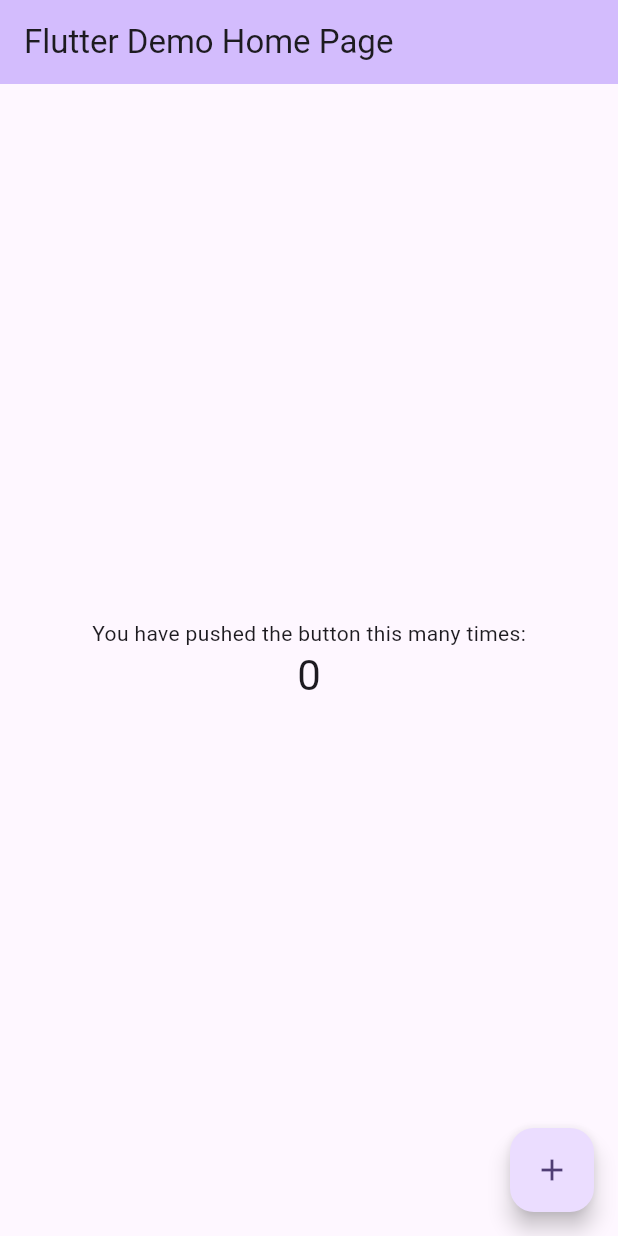
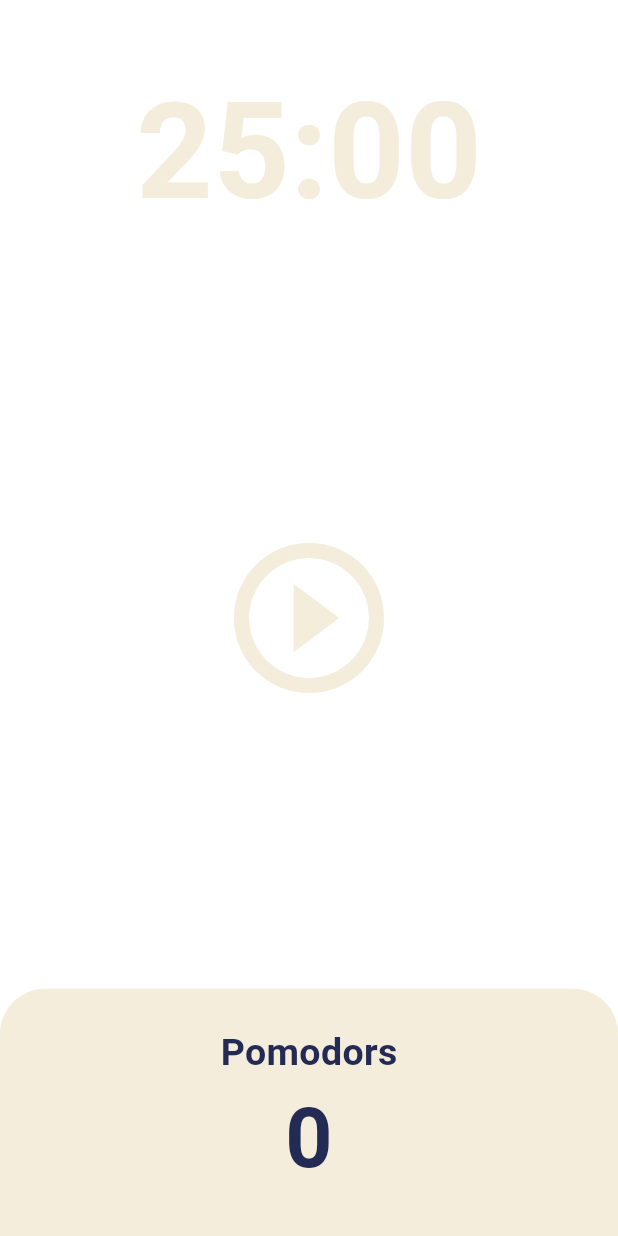
Before and after one commit to JH22222/flutter-study, a Flutter app: the screen it shows after launch, on a phone screen of 412 x 824 dp. Run offline on Flutter 3.47's test engine with Material 3 defaults, Android fonts, the phone set to English and light mode, and no system bars.

Commit message:
Practice UI handling

```diff
--- a/lib/main.dart
+++ b/lib/main.dart
@@ -1,125 +1,30 @@
 import 'package:flutter/material.dart';
+import 'package:pomodoro/screens/home_screen.dart';
 
 void main() {
-  runApp(const MyApp());
+  runApp(const App());
 }
 
-class MyApp extends StatelessWidget {
-  const MyApp({super.key});
+class App extends StatelessWidget {
+  const App({super.key});
 
-  // This widget is the root of your application.
   @override
   Widget build(BuildContext context) {
     return MaterialApp(
-      title: 'Flutter Demo',
       theme: ThemeData(
-        // This is the theme of your application.
-        //
-        // TRY THIS: Try running your application with "flutter run". You'll see
-        // the application has a purple toolbar. Then, without quitting the app,
-        // try changing the seedColor in the colorScheme below to Colors.green
-        // and then invoke "hot reload" (save your changes or press the "hot
-        // reload" button in a Flutter-supported IDE, or press "r" if you used
-        // the command line to start the app).
-        //
-        // Notice that the counter didn't reset back to zero; the application
-        // state is not lost during the reload. To reset the state, use hot
-        // restart instead.
-        //
-        // This works for code too, not just values: Most code changes can be
-        // tested with just a hot reload.
-        colorScheme: ColorScheme.fromSeed(seedColor: Colors.deepPurple),
-        useMaterial3: true,
+        colorScheme: ColorScheme.fromSwatch(
+          backgroundColor: const Color(0xFFE7626C),
+        ),
+        textTheme: const TextTheme(
+          displayLarge: TextStyle(
+            color: Color(0xFF232B55),
+          ),
+        ),
+        cardColor: const Color(0xFFF4EDDB),
       ),
-      home: const MyHomePage(title: 'Flutter Demo Home Page'),
+      home: const Scaffold(
+        body: HomeScreen(),
+      ),
     );
   }
 }
-
-class MyHomePage extends StatefulWidget {
-  const MyHomePage({super.key, required this.title});
-
-  // This widget is the home page of your application. It is stateful, meaning
-  // that it has a State object (defined below) that contains fields that affect
-  // how it looks.
-
-  // This class is the configuration for the state. It holds the values (in this
-  // case the title) provided by the parent (in this case the App widget) and
-  // used by the build method of the State. Fields in a Widget subclass are
-  // always marked "final".
-
-  final String title;
-
-  @override
-  State<MyHomePage> createState() => _MyHomePageState();
-}
-
-class _MyHomePageState extends State<MyHomePage> {
-  int _counter = 0;
-
-  void _incrementCounter() {
-    setState(() {
-      // This call to setState tells the Flutter framework that something has
-      // changed in this State, which causes it to rerun the build method below
-      // so that the display can reflect the updated values. If we changed
-      // _counter without calling setState(), then the build method would not be
-      // called again, and so nothing would appear to happen.
-      _counter++;
-    });
-  }
-
-  @override
-  Widget build(BuildContext context) {
-    // This method is rerun every time setState is called, for instance as done
-    // by the _incrementCounter method above.
-    //
-    // The Flutter framework has been optimized to make rerunning build methods
-    // fast, so that you can just rebuild anything that needs updating rather
-    // than having to individually change instances of widgets.
-    return Scaffold(
-      appBar: AppBar(
-        // TRY THIS: Try changing the color here to a specific color (to
-        // Colors.amber, perhaps?) and trigger a hot reload to see the AppBar
-        // change color while the other colors stay the same.
-        backgroundColor: Theme.of(context).colorScheme.inversePrimary,
-        // Here we take the value from the MyHomePage object that was created by
-        // the App.build method, and use it to set our appbar title.
-        title: Text(widget.title),
-      ),
-      body: Center(
-        // Center is a layout widget. It takes a single child and positions it
-        // in the middle of the parent.
-        child: Column(
-          // Column is also a layout widget. It takes a list of children and
-          // arranges them vertically. By default, it sizes itself to fit its
-          // children horizontally, and tries to be as tall as its parent.
-          //
-          // Column has various properties to control how it sizes itself and
-          // how it positions its children. Here we use mainAxisAlignment to
-          // center the children vertically; the main axis here is the vertical
-          // axis because Columns are vertical (the cross axis would be
-          // horizontal).
-          //
-          // TRY THIS: Invoke "debug painting" (choose the "Toggle Debug Paint"
-          // action in the IDE, or press "p" in the console), to see the
-          // wireframe for each widget.
-          mainAxisAlignment: MainAxisAlignment.center,
-          children: <Widget>[
-            const Text(
-              'You have pushed the button this many times:',
-            ),
-            Text(
-              '$_counter',
-              style: Theme.of(context).textTheme.headlineMedium,
-            ),
-          ],
-        ),
-      ),
-      floatingActionButton: FloatingActionButton(
-        onPressed: _incrementCounter,
-        tooltip: 'Increment',
-        child: const Icon(Icons.add),
-      ), // This trailing comma makes auto-formatting nicer for build methods.
-    );
-  }
-}
--- /dev/null
+++ b/lib/screens/home_screen.dart
@@ -0,0 +1,137 @@
+import 'dart:async';
+
+import 'package:flutter/material.dart';
+import 'package:flutter/widgets.dart';
+
+class HomeScreen extends StatefulWidget {
+  const HomeScreen({super.key});
+
+  @override
+  State<HomeScreen> createState() => _HomeScreenState();
+}
+
+class _HomeScreenState extends State<HomeScreen> {
+  static const twentyFiveMinutes = 1500;
+  int totalSeconds = twentyFiveMinutes;
+  bool isRunning = false;
+  int totalPomodors = 0;
+  late Timer timer;
+
+  void onTick(Timer timer) {
+    if (totalSeconds == 0) {
+      setState(() {
+        totalPomodors += 1;
+        isRunning = false;
+        totalSeconds = twentyFiveMinutes;
+      });
+      timer.cancel();
+    } else {
+      setState(() {
+        totalSeconds -= 1;
+      });
+    }
+  }
+
+  void onStartPressed() {
+    timer = Timer.periodic(
+      const Duration(seconds: 1),
+      onTick,
+    );
+    setState(() {
+      isRunning = !isRunning;
+    });
+  }
+
+  String format(int seconds) {
+    var duration =
+        Duration(seconds: seconds).toString().split(".").first.substring(2, 7);
+    return duration;
+  }
+
+  void onPausePressed() {
+    timer.cancel();
+    setState(() {
+      isRunning = !isRunning;
+    });
+  }
+
+  @override
+  Widget build(BuildContext context) {
+    return Scaffold(
+      backgroundColor: Theme.of(context).scaffoldBackgroundColor,
+      body: Column(
+        children: [
+          Flexible(
+            flex: 1,
+            child: Container(
+              alignment: Alignment.bottomCenter,
+              child: Text(
+                format(totalSeconds),
+                style: TextStyle(
+                    color: Theme.of(context).cardColor,
+                    fontSize: 89,
+                    fontWeight: FontWeight.w600),
+              ),
+            ),
+          ),
+          Flexible(
+            flex: 3,
+            child: Center(
+              child: IconButton(
+                iconSize: 120,
+                color: Theme.of(context).cardColor,
+                onPressed: isRunning ? onPausePressed : onStartPressed,
+                icon: Icon(
+                  isRunning
+                      ? Icons.pause_circle_outline
+                      : Icons.play_circle_outline,
+                ),
+              ),
+            ),
+          ),
+          Flexible(
+            flex: 1,
+            child: Row(
+              children: [
+                Expanded(
+                  child: Container(
+                    decoration: BoxDecoration(
+                      color: Theme.of(context).cardColor,
+                      borderRadius: const BorderRadius.only(
+                        topLeft: Radius.circular(30),
+                        topRight: Radius.circular(30),
+                      ),
+                    ),
+                    child: Column(
+                      mainAxisAlignment: MainAxisAlignment.center,
+                      children: [
+                        Text(
+                          'Pomodors',
+                          style: TextStyle(
+                            fontSize: 25,
+                            fontWeight: FontWeight.w600,
+                            color:
+                                Theme.of(context).textTheme.displayLarge!.color,
+                          ),
+                        ),
+                        Text(
+                          '$totalPomodors',
+                          style: TextStyle(
+                            fontSize: 55,
+                            fontWeight: FontWeight.w600,
+                            color:
+                                Theme.of(context).textTheme.displayLarge!.color,
+                          ),
+                        ),
+                      ],
+                    ),
+                  ),
+                ),
+              ],
+            ),
+          )
+        ],
+      ),
+    );
+  }
+}
```
